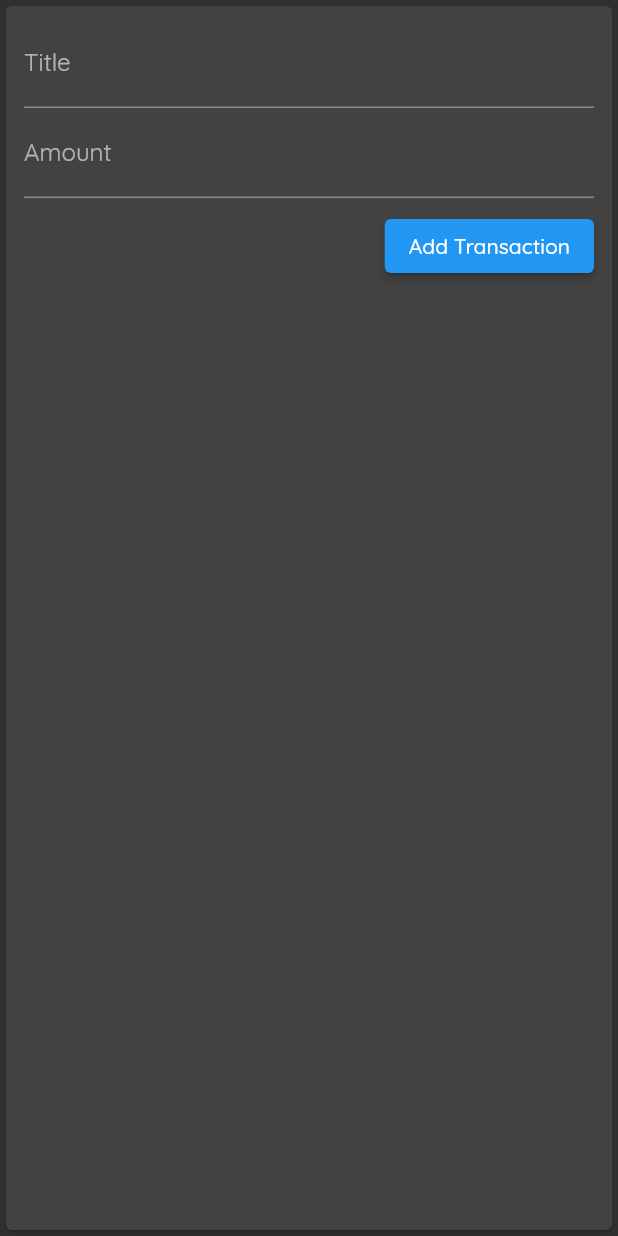
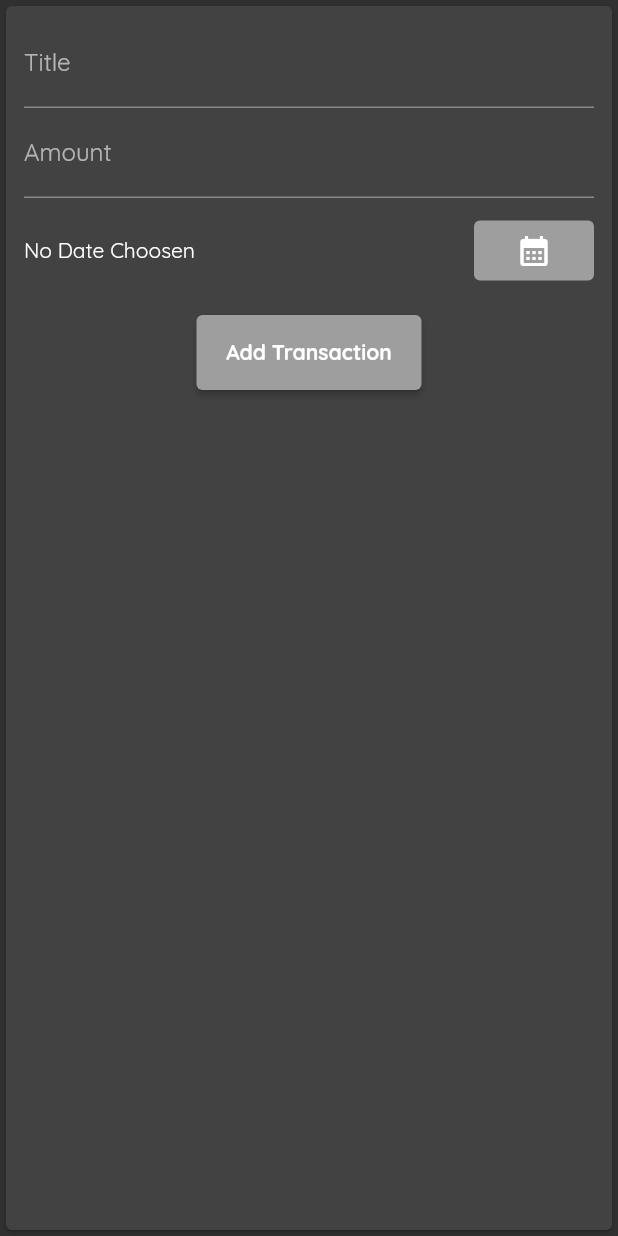
Before and after one commit to IqmanS/flutter-personal-expenses-manager, a Flutter app: the TransactionInput widget shown alone on an empty page, opened directly with empty values, after a tap on "Add Transaction", on a phone screen of 412 x 824 dp. Run offline on Flutter 3.47's test engine with Material 2 defaults, Android fonts, the phone set to English and light mode, and no system bars; our stand-ins replace flutter_svg, google_fonts, pie_chart.

Commit message:
personal_expense

```diff
--- a/lib/Widgets/chart.dart
+++ b/lib/Widgets/chart.dart
@@ -23,7 +23,7 @@ class _TransactionChartState extends State<TransactionChart> {
       "Saturday": 0,
       "Sunday": 0,
     };
-    for (int i = 0; i < length; i++) {
+    for (int i = 0; i < length && i < 10; i++) {
       if (i == 10) {
         break;
       } else {
--- a/lib/Widgets/transaction_input.dart
+++ b/lib/Widgets/transaction_input.dart
@@ -1,4 +1,5 @@
 import 'package:flutter/material.dart';
+import 'package:personal_expense/Widgets/transaction_list.dart';
 
 class TransactionInput extends StatefulWidget {
   final Function addTrans;
@@ -10,20 +11,38 @@ class TransactionInput extends StatefulWidget {
 }
 
 class _TransactionInputState extends State<TransactionInput> {
-  TextEditingController titleController = TextEditingController();
-  TextEditingController amountController = TextEditingController();
+  TextEditingController _titleController = TextEditingController();
+  TextEditingController _amountController = TextEditingController();
+  DateTime? _selectedDate = null;
 
-  void submitData() {
-    final enteredTitle = titleController.text;
-    final enteredAmount = double.parse(amountController.text);
-    if (enteredTitle.isEmpty || enteredAmount <= 0) {
+  void _submitData() {
+    final enteredTitle = _titleController.text;
+    final enteredAmount = double.parse(_amountController.text);
+    if (enteredTitle.isEmpty || enteredAmount <= 0 || _selectedDate == null) {
       return;
     }
     widget.addTrans(
       enteredTitle,
       enteredAmount,
+      _selectedDate,
     );
     Navigator.of(context).pop();
+  }
+
+  void _presentDatePicker() {
+    showDatePicker(
+      context: context,
+      initialDate: DateTime.now(),
+      firstDate: DateTime(2010),
+      lastDate: DateTime.now(),
+    ).then((dateSelected) {
+      if (dateSelected == null)
+        return;
+      else
+        setState(() {
+          _selectedDate = dateSelected;
+        });
+    });
   }
 
   @override
@@ -32,30 +51,63 @@ class _TransactionInputState extends State<TransactionInput> {
       child: Padding(
         padding: const EdgeInsets.symmetric(vertical: 8.0, horizontal: 12),
         child: Column(
-          crossAxisAlignment: CrossAxisAlignment.end,
+          crossAxisAlignment: CrossAxisAlignment.center,
           children: [
             TextField(
-              controller: titleController,
+              controller: _titleController,
               decoration: const InputDecoration(
                 labelText: "Title",
               ),
-              onSubmitted: (_) => submitData(),
+              onSubmitted: (_) => _submitData(),
             ),
             TextField(
-              controller: amountController,
+              controller: _amountController,
               keyboardType: TextInputType.number,
               decoration: const InputDecoration(
                 labelText: "Amount",
               ),
-              onSubmitted: (_) => submitData(),
+              onSubmitted: (_) => _submitData(),
+            ),
+            Container(
+              height: 70,
+              child: Row(
+                mainAxisAlignment: MainAxisAlignment.spaceBetween,
+                children: [
+                  Text(
+                    _selectedDate == null
+                        ? "No Date Choosen"
+                        : "Date:  ${Date(_selectedDate!)}",
+                  ),
+                  ElevatedButton(
+                    style: ButtonStyle(
+                      fixedSize: MaterialStateProperty.resolveWith(
+                          (states) => Size(80, 40)),
+                      elevation:
+                          MaterialStateProperty.resolveWith((states) => 0),
+                      backgroundColor: MaterialStateProperty.resolveWith(
+                          (states) => Theme.of(context).primaryColor),
+                    ),
+                    onPressed: _presentDatePicker,
+                    child: Icon(Icons.calendar_month_sharp),
+                    //child: Text("Select Date"),
+                  )
+                ],
+              ),
             ),
             const SizedBox(
               height: 8,
             ),
             ElevatedButton(
-              child: const Text("Add Transaction"),
-              style: ButtonStyle(),
-              onPressed: submitData,
+              child: const Text(
+                "Add Transaction",
+                style: TextStyle(fontWeight: FontWeight.bold),
+              ),
+              style: ButtonStyle(
+                  fixedSize: MaterialStateProperty.resolveWith(
+                      (states) => Size(150, 50)),
+                  backgroundColor: MaterialStateProperty.resolveWith(
+                      (states) => Theme.of(context).primaryColor)),
+              onPressed: _submitData,
             ),
           ],
         ),
```
Also changed, not shown: lib/Widgets/transaction_list.dart (+22 -6 lines), lib/Widgets/user_transaction.dart (deleted, +0 -26 lines), lib/main.dart (+16 -5 lines).
